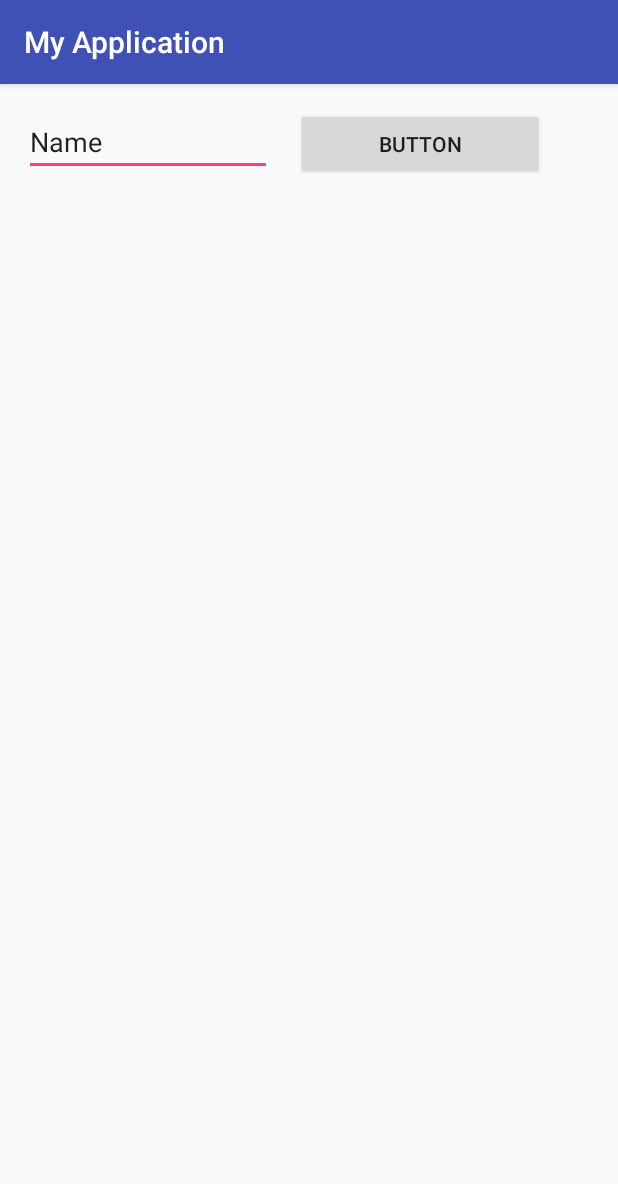
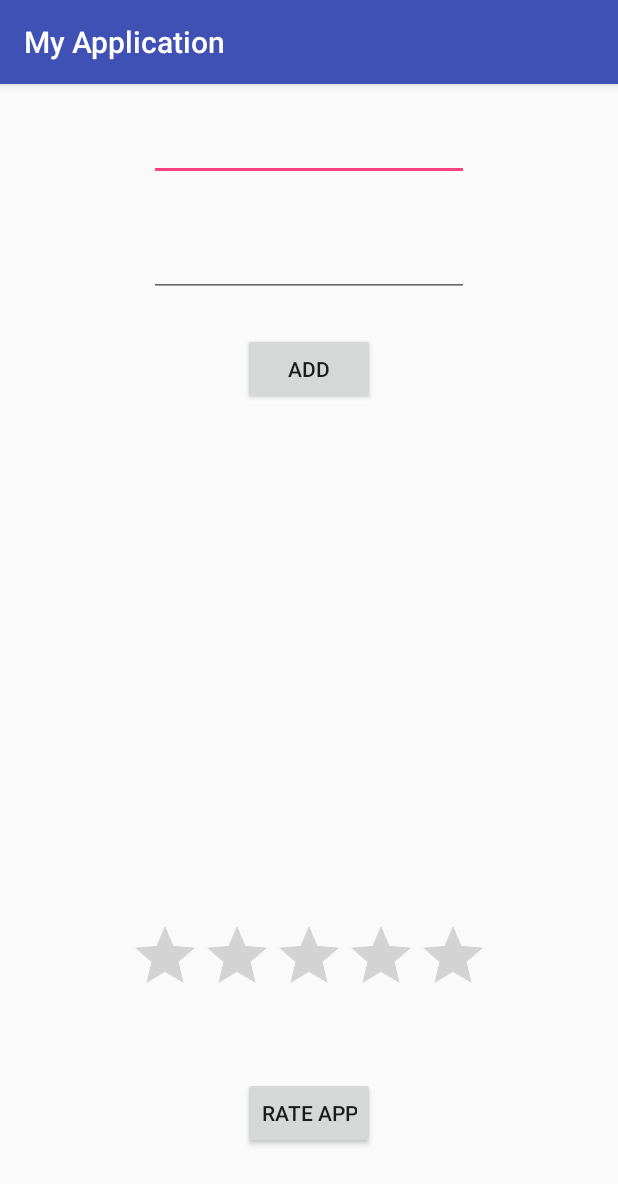
Before and after one commit to Tharinduyasarathna27/MyApp, an Android app: the screen it shows after launch (MainActivity), on a phone screen of 412 x 824 dp. Shown: the top 1184 px of the screen. Run offline under Robolectric (Android 15) with nearby library versions, the phone set to English and light mode, and no system bars.

Commit message:
Add UI elements

```diff
--- a/app/src/main/java/com/example/tharindumvvse/myapplication/MainActivity.java
+++ b/app/src/main/java/com/example/tharindumvvse/myapplication/MainActivity.java
@@ -3,23 +3,69 @@ package com.example.tharindumvvse.myapplication;
 
 import android.content.Intent;
 import android.os.Bundle;
+import android.support.v7.app.AlertDialog;
 import android.support.v7.app.AppCompatActivity;
 import android.view.View;
+import android.widget.Button;
 import android.widget.EditText;
+import android.widget.RatingBar;
+import android.widget.Toast;
 
 public class MainActivity extends AppCompatActivity {
     public static final String EXTRA_MESSAGE = "com.example.tharindumvvse.myapplication.MESSAGE";
+    private EditText editText1,editText2;
+    private Button buttonSum,buttonRating;
+    RatingBar ratingBar;
     @Override
     protected void onCreate(Bundle savedInstanceState) {
         super.onCreate(savedInstanceState);
         setContentView(R.layout.activity_main);
+
+        addListnerOnButton();
+        addListnerOnButtonClick();
+
     }
 
-    public void sendMessage(View view){
-        Intent intent = new Intent(this, DisplayMessageActivity.class);
-        EditText editText =  findViewById(R.id.txt1);
-        String message = editText.getText().toString();
-        intent.putExtra(EXTRA_MESSAGE, message);
-        startActivity(intent);
+    public void addListnerOnButtonClick() {
+        ratingBar = findViewById(R.id.ratingBar);
+        buttonRating = findViewById(R.id.buttonRating);
+        buttonRating.setOnClickListener(new View.OnClickListener() {
+            @Override
+            public void onClick(View view) {
+                String rating = String.valueOf(ratingBar.getRating());
+                Toast.makeText(getApplicationContext(),rating,Toast.LENGTH_LONG).show();
+            }
+        });
+
     }
+
+
+//    public void sendMessage(View view){
+//        Intent intent = new Intent(this, DisplayMessageActivity.class);
+//        EditText editText =  findViewById(R.id.txt1);
+//        String message = editText.getText().toString();
+//        intent.putExtra(EXTRA_MESSAGE, message);
+//        startActivity(intent);
+//    }
+
+    public void addListnerOnButton(){
+        editText1 = findViewById(R.id.editText1);
+        editText2 = findViewById(R.id.editText2);
+        buttonSum = findViewById(R.id.button);
+
+        buttonSum.setOnClickListener(new View.OnClickListener(){
+            @Override
+            public void onClick(View view){
+                String value1 = editText1.getText().toString();
+                String value2 = editText2.getText().toString();
+                int a = Integer.parseInt(value1);
+                int b = Integer.parseInt(value2);
+                int sum = a+b ;
+
+                Toast.makeText(getApplicationContext(),String.valueOf(sum),Toast.LENGTH_LONG).show();
+
+            }
+        });
+    }
+
 }
--- a/app/src/main/res/layout/activity_main.xml
+++ b/app/src/main/res/layout/activity_main.xml
@@ -1,29 +1,56 @@
 <?xml version="1.0" encoding="utf-8"?>
-<android.support.constraint.ConstraintLayout
-        xmlns:android="http://schemas.android.com/apk/res/android"
-        xmlns:tools="http://schemas.android.com/tools"
-        xmlns:app="http://schemas.android.com/apk/res-auto"
-        android:layout_width="match_parent"
-        android:layout_height="match_parent"
-        tools:context=".MainActivity" tools:layout_editor_absoluteY="81dp">
+<RelativeLayout xmlns:android="http://schemas.android.com/apk/res/android"
+                xmlns:app="http://schemas.android.com/apk/res-auto"
+                xmlns:tools="http://schemas.android.com/tools"
+                android:layout_width="match_parent"
+                android:layout_height="match_parent"
+                tools:context="com.example.tharindumvvse.myapplication.MainActivity">
 
     <EditText
-            android:layout_width="0dp"
+            android:id="@+id/editText1"
+            android:layout_width="wrap_content"
             android:layout_height="wrap_content"
-            android:inputType="textPersonName"
-            android:text="@string/txt1"
+            android:layout_alignParentTop="true"
+            android:layout_centerHorizontal="true"
+            android:layout_marginTop="19dp"
             android:ems="10"
-            android:id="@+id/txt1"
-            android:layout_marginTop="16dp"
-            app:layout_constraintEnd_toStartOf="@+id/btn1" app:layout_constraintTop_toTopOf="parent"
-            app:layout_constraintStart_toStartOf="parent" android:layout_marginLeft="16dp"
-            android:layout_marginStart="16dp" android:layout_marginEnd="16dp" android:layout_marginRight="16dp"/>
+            android:inputType="number"
+            tools:layout_editor_absoluteX="84dp"
+            tools:layout_editor_absoluteY="53dp"/>
+
+    <EditText
+            android:id="@+id/editText2"
+            android:layout_width="wrap_content"
+            android:layout_height="wrap_content"
+            android:layout_below="@+id/editText1"
+            android:layout_centerHorizontal="true"
+            android:layout_marginTop="32dp"
+            android:ems="10"
+            android:inputType="number"
+            tools:layout_editor_absoluteX="84dp"
+            tools:layout_editor_absoluteY="127dp" />
+
     <Button
-            android:text="@string/btn1"
-            android:layout_width="0dp"
+            android:id="@+id/button"
+            android:layout_width="wrap_content"
             android:layout_height="wrap_content"
-            android:id="@+id/btn1"
-            app:layout_constraintBaseline_toBaselineOf="@+id/txt1"
-            app:layout_constraintStart_toEndOf="@+id/txt1" android:layout_marginEnd="49dp"
-            android:layout_marginRight="49dp" app:layout_constraintEnd_toEndOf="parent" android:onClick="sendMessage"/>
-</android.support.constraint.ConstraintLayout>
+            android:layout_centerHorizontal="true"
+            android:layout_marginTop="166dp"
+            android:text="ADD"
+            tools:layout_editor_absoluteX="148dp"
+            tools:layout_editor_absoluteY="266dp"
+            android:layout_alignParentTop="true"/>
+    <RatingBar
+            android:layout_width="wrap_content"
+            android:layout_height="wrap_content"
+            android:layout_alignParentBottom="true"
+            android:layout_marginBottom="153dp"
+            android:layout_centerHorizontal="true"
+            android:id="@+id/ratingBar"/>
+    <Button
+            android:text="Rate App"
+            android:layout_width="wrap_content"
+            android:layout_height="wrap_content" android:layout_alignParentBottom="true"
+            android:layout_marginBottom="58dp" android:layout_centerHorizontal="true" android:id="@+id/buttonRating"/>
+
+</RelativeLayout>
--- a/app/src/main/res/values/strings.xml
+++ b/app/src/main/res/values/strings.xml
@@ -1,5 +1,5 @@
 <resources>
     <string name="app_name">My Application</string>
-    <string name="txt1">Name</string>
-    <string name="btn1">Button</string>
+    <string name="dialog_message">Please Enter Value</string>
+    <string name="dialog_title">Error</string>
 </resources>
```
Also changed, not shown: build.gradle (line endings or trailing spaces).
